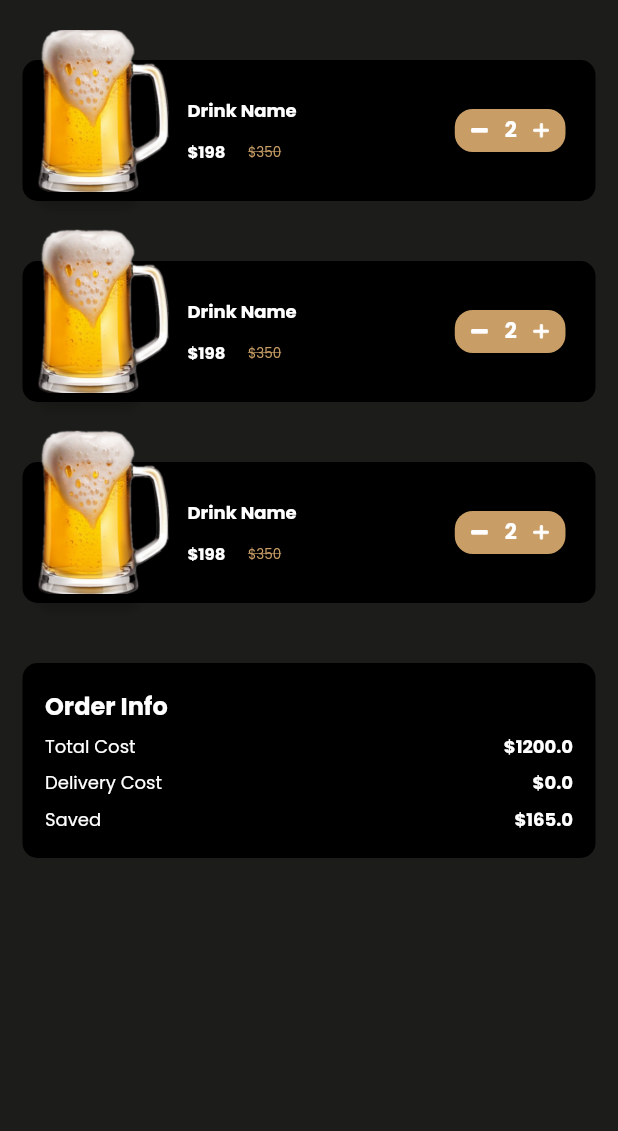
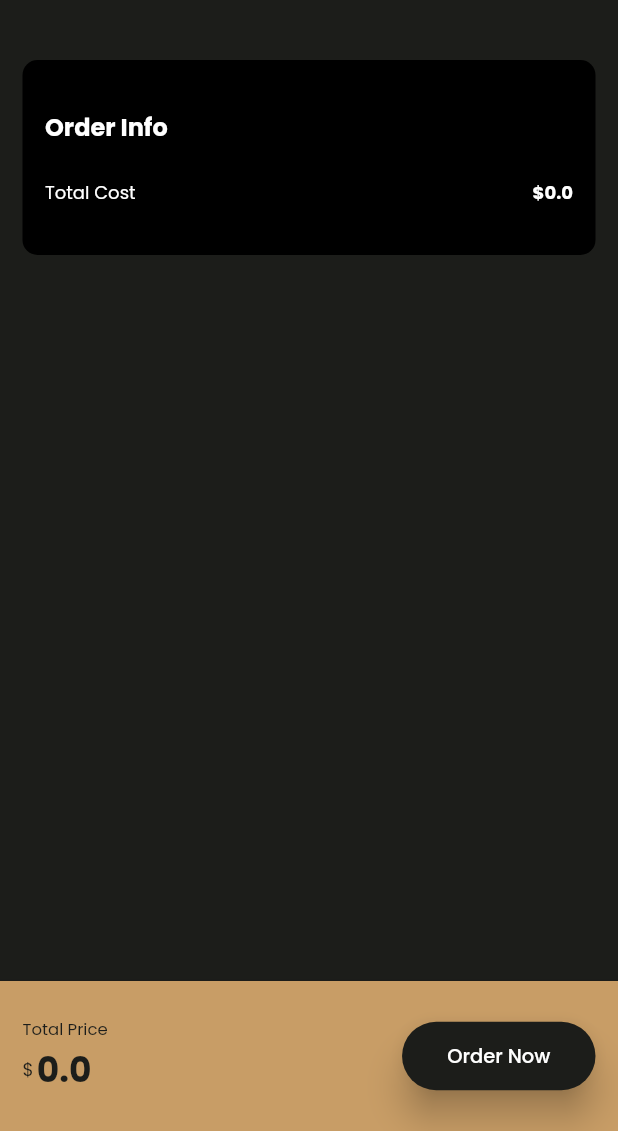
Before and after one commit to mimib00/fenwicks_pub, a Flutter app: the YourBag screen opened by its route, on a phone screen of 412 x 824 dp, the part 105-1236 px from its top. Run offline on Flutter 3.47's test engine with Material 2 defaults, Android fonts, the phone set to English and light mode, and no system bars; our stand-ins replace cached_network_image, cloud_firestore, date_picker_timeline, firebase_auth, firebase_core, firebase_storage and 5 more; missing offline and left inert: fancy_drawer, flutter_stripe, scan, staggered_grid_view_flutter; accounts and stored records are empty.

Commit message:
working cart system

```diff
--- a/lib/controller/shop_controller.dart
+++ b/lib/controller/shop_controller.dart
@@ -1,4 +1,5 @@
 import 'package:cloud_firestore/cloud_firestore.dart';
+import 'package:fenwicks_pub/model/order.dart';
 import 'package:fenwicks_pub/model/product.dart';
 import 'package:get/get.dart';
 
@@ -8,6 +9,8 @@ class ShopController extends GetxController {
   final CollectionReference<Map<String, dynamic>> _ref = FirebaseFirestore.instance.collection("products");
 
   RxList<Product> products = <Product>[].obs;
+
+  RxList<Order> cart = <Order>[].obs;
 
   /// Gets a list of the products.
   void getAllProducts() async {
@@ -23,4 +26,29 @@ class ShopController extends GetxController {
     }
     update();
   }
+
+  void addToCart(Product product) {
+    cart.add(Order(product, 1));
+    update();
+  }
+
+  void removeFromCart(Product product) {
+    cart.removeWhere((element) => product.id == element.product.id);
+    update();
+  }
+
+  void changeQuantity(Order order, int ammount) {
+    final newOrder = Order(order.product, order.quantity + ammount);
+    int index = cart.indexWhere((element) => element.product.id == order.product.id);
+    cart[index] = newOrder;
+    update();
+  }
+
+  double getCartTotal() {
+    double price = 0;
+    for (var order in cart) {
+      price += (order.product.price * order.quantity);
+    }
+    return price;
+  }
 }
--- /dev/null
+++ b/lib/model/order.dart
@@ -0,0 +1,8 @@
+import 'package:fenwicks_pub/model/product.dart';
+
+class Order {
+  final Product product;
+  final int quantity;
+
+  Order(this.product, this.quantity);
+}
--- a/lib/routes/routes.dart
+++ b/lib/routes/routes.dart
@@ -49,7 +49,7 @@ class AppRoutes {
     ),
     GetPage(
       name: AppLinks.yourBag,
-      page: () => YourBag(),
+      page: () => const YourBag(),
     ),
     GetPage(
       name: AppLinks.address,
--- a/lib/view/payment/payment.dart
+++ b/lib/view/payment/payment.dart
@@ -30,8 +30,7 @@ class Payment extends StatelessWidget {
             physics: const BouncingScrollPhysics(),
             children: [
               MyText(
-                text:
-                    'Lorem ipsum dolor sit amet, consetetur sadipscing elitr, sed diam nonumy eirmod ',
+                text: 'Lorem ipsum dolor sit amet, consetetur sadipscing elitr, sed diam nonumy eirmod ',
                 size: 15,
                 weight: FontWeight.w400,
                 color: kWhiteColor.withOpacity(0.65),
@@ -185,8 +184,6 @@ class Payment extends StatelessWidget {
               ),
               OrderBillingInfo(
                 totalCost: 1200,
-                deliveryCost: 0.00,
-                saved: 165,
               ),
             ],
           ),
--- a/lib/view/product_details/product_details.dart
+++ b/lib/view/product_details/product_details.dart
@@ -43,9 +43,7 @@ class ProductDetails extends StatelessWidget {
             ),
             child: IconButton(
               onPressed: () => Get.to(
-                () => YourBag(
-                  price: product!.price,
-                ),
+                () => const YourBag(),
               ),
               icon: Image.asset(
                 kAddToCart,
--- a/lib/view/widget/bear_glass_widget.dart
+++ b/lib/view/widget/bear_glass_widget.dart
@@ -1,3 +1,5 @@
+import 'package:fenwicks_pub/controller/shop_controller.dart';
+import 'package:fenwicks_pub/model/order.dart';
 import 'package:fenwicks_pub/model/product.dart';
 import 'package:fenwicks_pub/view/constant/color.dart';
 import 'package:fenwicks_pub/view/constant/images.dart';
@@ -78,12 +80,24 @@ class BearGlassWidget extends StatelessWidget {
                     const SizedBox(
                       width: 5,
                     ),
-                    Container(
+                    GetBuilder<ShopController>(
+                      builder: (controller) {
+                        List<Order> cart = controller.cart;
+                        bool inCart = cart.where((element) => product!.id == element.product.id).toList().isNotEmpty;
+                        return GestureDetector(
+                          onTap: () {
+                            if (inCart) {
+                              controller.removeFromCart(product!);
+                            } else {
+                              controller.addToCart(product!);
+                            }
+                          },
+                          child: Container(
                             height: isGridView == true ? 32 : 25,
                             width: isGridView == true ? 38 : 29,
                             decoration: BoxDecoration(
                               borderRadius: BorderRadius.circular(3),
-                        color: kPrimaryColor,
+                              color: inCart ? Colors.green : kPrimaryColor,
                             ),
                             child: Center(
                               child: Image.asset(
@@ -91,6 +105,9 @@ class BearGlassWidget extends StatelessWidget {
                                 height: isGridView == true ? 14 : 11.09,
                               ),
                             ),
+                          ),
+                        );
+                      },
                     ),
                   ],
                 ),
--- a/lib/view/widget/order_billing_info.dart
+++ b/lib/view/widget/order_billing_info.dart
@@ -8,11 +8,9 @@ class OrderBillingInfo extends StatelessWidget {
   OrderBillingInfo({
     Key? key,
     this.totalCost,
-    this.deliveryCost,
-    this.saved,
   }) : super(key: key);
 
-  double? totalCost, deliveryCost, saved;
+  double? totalCost;
 
   @override
   Widget build(BuildContext context) {
@@ -52,38 +50,38 @@ class OrderBillingInfo extends StatelessWidget {
               ),
             ],
           ),
-          Row(
-            mainAxisAlignment: MainAxisAlignment.spaceBetween,
-            children: [
-              MyText(
-                text: 'Delivery Cost',
-                size: 12,
-                fontFamily: 'Poppins',
-              ),
-              MyText(
-                text: '\$$deliveryCost',
-                size: 12,
-                weight: FontWeight.w700,
-                fontFamily: 'Poppins',
-              ),
-            ],
-          ),
-          Row(
-            mainAxisAlignment: MainAxisAlignment.spaceBetween,
-            children: [
-              MyText(
-                text: 'Saved',
-                size: 12,
-                fontFamily: 'Poppins',
-              ),
-              MyText(
-                text: '\$$saved',
-                size: 12,
-                weight: FontWeight.w700,
-                fontFamily: 'Poppins',
-              ),
-            ],
-          ),
+          // Row(
+          //   mainAxisAlignment: MainAxisAlignment.spaceBetween,
+          //   children: [
+          //     MyText(
+          //       text: 'Delivery Cost',
+          //       size: 12,
+          //       fontFamily: 'Poppins',
+          //     ),
+          //     MyText(
+          //       text: '\$$deliveryCost',
+          //       size: 12,
+          //       weight: FontWeight.w700,
+          //       fontFamily: 'Poppins',
+          //     ),
+          //   ],
+          // ),
+          // Row(
+          //   mainAxisAlignment: MainAxisAlignment.spaceBetween,
+          //   children: [
+          //     MyText(
+          //       text: 'Saved',
+          //       size: 12,
+          //       fontFamily: 'Poppins',
+          //     ),
+          //     MyText(
+          //       text: '\$$saved',
+          //       size: 12,
+          //       weight: FontWeight.w700,
+          //       fontFamily: 'Poppins',
+          //     ),
+          //   ],
+          // ),
         ],
       ),
     );
--- a/lib/view/widget/total_price_and_order_now.dart
+++ b/lib/view/widget/total_price_and_order_now.dart
@@ -1,3 +1,4 @@
+import 'package:fenwicks_pub/controller/shop_controller.dart';
 import 'package:fenwicks_pub/model/product.dart';
 import 'package:fenwicks_pub/view/address/address.dart';
 import 'package:fenwicks_pub/view/constant/color.dart';
@@ -53,19 +54,24 @@ class TotalPriceAndOrderNow extends StatelessWidget {
                           fontFamily: 'Poppins',
                           color: kPrimaryColor,
                         ),
-                        MyText(
-                          text: '88.23',
+                        GetBuilder<ShopController>(
+                          builder: (controller) {
+                            return MyText(
+                              text: controller.getCartTotal(),
                               size: 23,
                               weight: FontWeight.w700,
                               fontFamily: 'Poppins',
                               color: kPrimaryColor,
+                            );
+                          },
                         ),
                       ],
                     ),
                   ],
                 ),
               ),
-              SizedBox(
+              product != null
+                  ? SizedBox(
                       width: 128.97,
                       child: MaterialButton(
                         onPressed: product!.qty > 0 ? () => Get.to(() => Address()) : () {},
@@ -83,6 +89,25 @@ class TotalPriceAndOrderNow extends StatelessWidget {
                           fontFamily: 'Poppins',
                         ),
                       ),
+                    )
+                  : SizedBox(
+                      width: 128.97,
+                      child: MaterialButton(
+                        onPressed: () => Get.to(() => Address()),
+                        height: 45.51,
+                        elevation: 10,
+                        color: kPrimaryColor,
+                        splashColor: kWhiteColor.withOpacity(0.1),
+                        highlightColor: kWhiteColor.withOpacity(0.1),
+                        shape: const StadiumBorder(),
+                        child: MyText(
+                          text: buttonText,
+                          size: 13,
+                          weight: FontWeight.w500,
+                          color: kWhiteColor,
+                          fontFamily: 'Poppins',
+                        ),
+                      ),
                     ),
             ],
           ),
--- a/lib/view/your_bag/your_bag.dart
+++ b/lib/view/your_bag/your_bag.dart
@@ -1,3 +1,5 @@
+import 'package:fenwicks_pub/controller/shop_controller.dart';
+import 'package:fenwicks_pub/model/order.dart';
 import 'package:fenwicks_pub/view/constant/color.dart';
 import 'package:fenwicks_pub/view/constant/images.dart';
 import 'package:fenwicks_pub/view/widget/custom_app_bar.dart';
@@ -5,67 +7,55 @@ import 'package:fenwicks_pub/view/widget/my_text.dart';
 import 'package:fenwicks_pub/view/widget/order_billing_info.dart';
 import 'package:fenwicks_pub/view/widget/total_price_and_order_now.dart';
 import 'package:flutter/material.dart';
+import 'package:get/get.dart';
 
 // ignore: must_be_immutable
 class YourBag extends StatelessWidget {
-  YourBag({
+  const YourBag({
     Key? key,
-    this.price,
   }) : super(key: key);
-  double? price;
 
   @override
   Widget build(BuildContext context) {
+    return GetBuilder<ShopController>(builder: (controller) {
+      List<Order> cart = controller.cart;
       return Scaffold(
         appBar: OrderAppBar(
           title: 'Your Bag',
         ),
         body: ListView(
-        padding: const EdgeInsets.symmetric(
-          horizontal: 15,
-          vertical: 20,
-        ),
+          padding: const EdgeInsets.symmetric(horizontal: 15, vertical: 20),
           shrinkWrap: true,
           physics: const BouncingScrollPhysics(),
           children: [
             ListView.builder(
               shrinkWrap: true,
               padding: EdgeInsets.zero,
-            itemCount: 3,
+              itemCount: cart.length,
               physics: const BouncingScrollPhysics(),
               itemBuilder: (context, index) {
-              return BagTiles(
-                drinkName: 'Drink Name',
-                haveDiscount: true,
-                newPrice: 198,
-                oldPrice: 350,
-              );
+                final order = cart[index];
+                return BagTiles(order: order);
               },
             ),
             OrderBillingInfo(
-            totalCost: 1200,
-            deliveryCost: 0.00,
-            saved: 165,
+              totalCost: controller.getCartTotal(),
             ),
           ],
         ),
-      // bottomNavigationBar: const TotalPriceAndOrderNow(),
+        bottomNavigationBar: const TotalPriceAndOrderNow(),
       );
+    });
   }
 }
 
 // ignore: must_be_immutable
 class BagTiles extends StatelessWidget {
-  BagTiles({
+  final Order order;
+  const BagTiles({
     Key? key,
-    this.drinkName,
-    this.oldPrice,
-    this.newPrice,
-    this.haveDiscount = false,
+    required this.order,
   }) : super(key: key);
-  String? drinkName;
-  int? oldPrice, newPrice;
-  bool? haveDiscount;
 
   @override
   Widget build(BuildContext context) {
@@ -93,7 +83,7 @@ class BagTiles extends StatelessWidget {
                   children: [
                     MyText(
                       paddingBottom: 10,
-                      text: '$drinkName',
+                      text: order.product.name,
                       size: 12,
                       weight: FontWeight.w700,
                       fontFamily: 'Poppins',
@@ -102,27 +92,19 @@ class BagTiles extends StatelessWidget {
                       children: [
                         MyText(
                           paddingRight: 15,
-                          text: '\$$newPrice',
+                          text: order.product.price.toString(),
                           size: 11,
                           weight: FontWeight.w700,
                           fontFamily: 'Poppins',
                         ),
-                        haveDiscount == true
-                            ? MyText(
-                                text: '\$$oldPrice',
-                                size: 9,
-                                weight: FontWeight.w400,
-                                decoration: TextDecoration.lineThrough,
-                                color: kSecondaryColor,
-                                fontFamily: 'Poppins',
-                              )
-                            : const SizedBox(),
                       ],
                     ),
                   ],
                 ),
               ),
-              Container(
+              GetBuilder<ShopController>(
+                builder: (controller) {
+                  return Container(
                     margin: const EdgeInsets.only(
                       right: 20,
                     ),
@@ -142,22 +124,40 @@ class BagTiles extends StatelessWidget {
                     child: Row(
                       mainAxisAlignment: MainAxisAlignment.spaceEvenly,
                       children: [
-                    Image.asset(
+                        GestureDetector(
+                          onTap: () {
+                            controller.changeQuantity(order, -1);
+                          },
+                          behavior: HitTestBehavior.opaque,
+                          child: Expanded(
+                            child: Image.asset(
                               kRemoveIcon,
                               height: 3,
                             ),
+                          ),
+                        ),
                         MyText(
-                      text: '2',
+                          text: order.quantity.toString(),
                           size: 14,
                           weight: FontWeight.w700,
                           fontFamily: 'Poppins',
                         ),
-                    Image.asset(
+                        GestureDetector(
+                          onTap: () {
+                            controller.changeQuantity(order, 1);
+                          },
+                          behavior: HitTestBehavior.opaque,
+                          child: Expanded(
+                            child: Image.asset(
                               kAddIcon,
                               height: 10,
                             ),
+                          ),
+                        ),
                       ],
                     ),
+                  );
+                },
               ),
             ],
           ),
```
Lines whose indentation alone changed are shown as unchanged.
